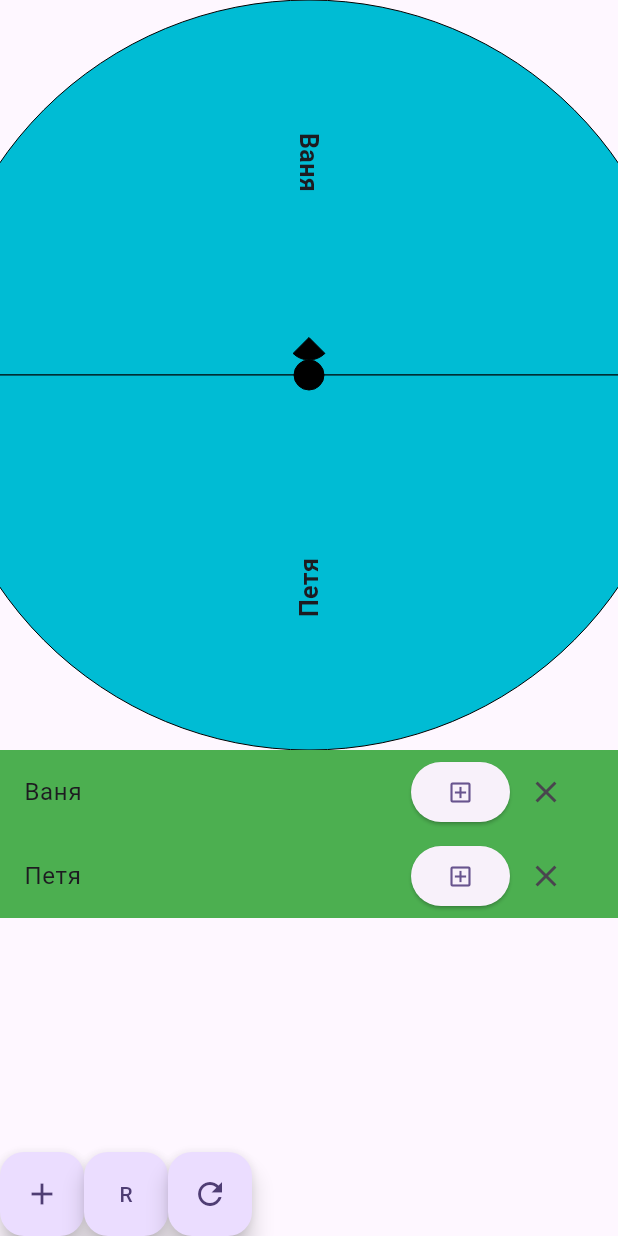
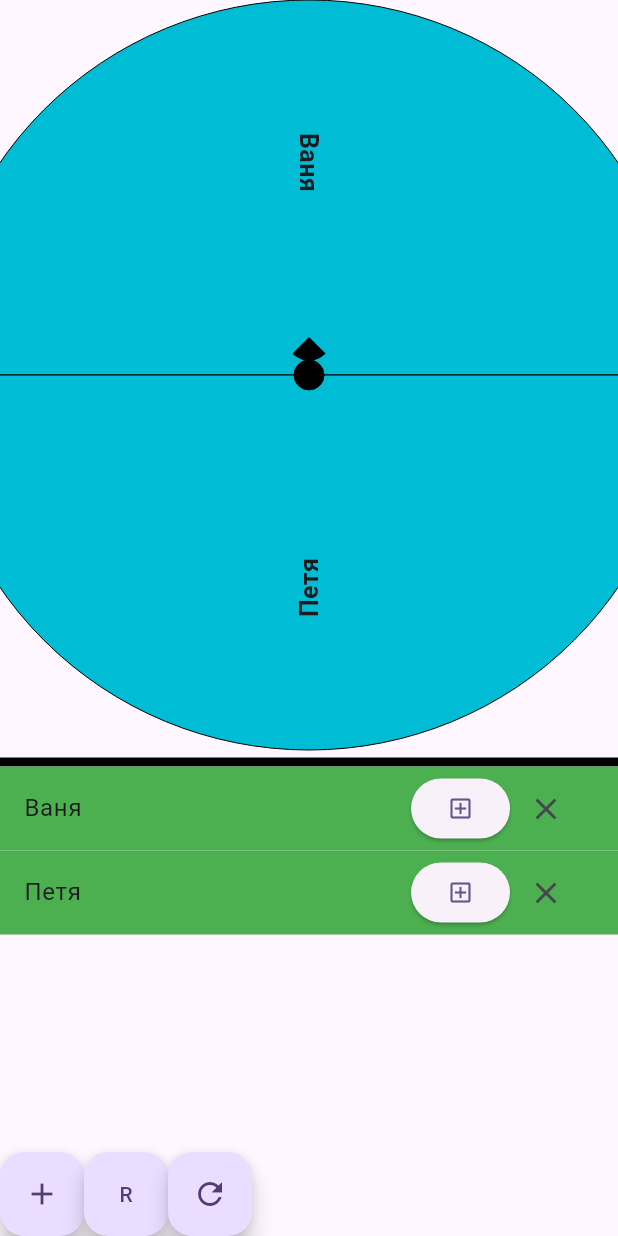
Before and after one commit to MrDalik/Flutter_DZ, a Flutter app: the screen it shows after launch, after a tap on the "close" icon, on a phone screen of 412 x 824 dp. Run offline on Flutter 3.47's test engine with Material 3 defaults, Android fonts, the light colour scheme and no system bars.

Commit message:
Появилось изменение Size при помощи чёрной линии (Но с багами)

```diff
--- a/wheel_of_fortune/lib/main.dart
+++ b/wheel_of_fortune/lib/main.dart
@@ -25,7 +25,7 @@ class MyApp extends StatelessWidget {
 
         return MaterialPageRoute(
           builder: (context) => RandomItemPage(
-            names_input: uri?.queryParametersAll['name'] ?? ['Влад','Ваня','Петя'],
+            namesInput: uri?.queryParametersAll['name'] ?? ['Влад','Ваня','Петя'],
           ),
         );
       },
--- a/wheel_of_fortune/lib/pages/random_item_page.dart
+++ b/wheel_of_fortune/lib/pages/random_item_page.dart
@@ -5,9 +5,9 @@ import 'package:flutter_dz/widget/circle.dart';
 import 'package:flutter_dz/widget/sector_painter.dart';
 
 class RandomItemPage extends StatefulWidget {
-  final List<String> names_input;
+  final List<String> namesInput;
 
-  const RandomItemPage({super.key, required this.names_input});
+  const RandomItemPage({super.key, required this.namesInput});
 
   @override
   State<RandomItemPage> createState() => _RandomItemPageState();
@@ -15,8 +15,8 @@ class RandomItemPage extends StatefulWidget {
 
 class _RandomItemPageState extends State<RandomItemPage>
     with SingleTickerProviderStateMixin {
-  int? randomindex;
-  Set<int> setnumbersdrawn = {};
+  int? randomIndex;
+  Set<int> setNumbersDrawn = {};
 
   List<String> names = [];
   late final AnimationController _animationController = AnimationController(
@@ -27,11 +27,11 @@ class _RandomItemPageState extends State<RandomItemPage>
   double lastRotationValue = 0;
   int _currentIndex = 0;
   int _previousIndex = 0;
-
+  double sizeTransformList = 500;
   @override
   void initState() {
     super.initState();
-    names.addAll(widget.names_input);
+    names.addAll(widget.namesInput);
 
     // нужно, чтобы вызвать setState
     _animationController.addListener(_onAnimationUpdate);
@@ -70,20 +70,20 @@ class _RandomItemPageState extends State<RandomItemPage>
   }
 
   void _delItem(int index) {
-    Set<int> _localSet={};
+    Set<int> localSet={};
     setState(() {
       names.removeAt(index);
-      setnumbersdrawn.remove(index);
-      for(final setIndex in setnumbersdrawn){
+      setNumbersDrawn.remove(index);
+      for(final setIndex in setNumbersDrawn){
         if (setIndex>index){
-          _localSet.add(setIndex-1);
+          localSet.add(setIndex-1);
         }
         else{
-          _localSet.add(setIndex);
+          localSet.add(setIndex);
         }
       }
-      setnumbersdrawn=_localSet;
-      debugPrint('set $setnumbersdrawn arr $names');
+      setNumbersDrawn=localSet;
+      debugPrint('set $setNumbersDrawn arr $names');
       _calculateDiffAngle(names.length + 1, names.length);
     });
   }
@@ -102,7 +102,7 @@ class _RandomItemPageState extends State<RandomItemPage>
   int _getNextIndex() {
     final unusedIndices = List.generate(names.length, (index) => index)
         .toSet()
-        .difference(setnumbersdrawn);
+        .difference(setNumbersDrawn);
     return unusedIndices.elementAt(Random().nextInt(unusedIndices.length));
   }
 
@@ -121,7 +121,7 @@ class _RandomItemPageState extends State<RandomItemPage>
 
   void _restart() {
     setState(() {
-      setnumbersdrawn.clear();
+      setNumbersDrawn.clear();
       turns = 0;
       lastRotationValue = 0;
       _currentIndex = 0;
@@ -132,20 +132,22 @@ class _RandomItemPageState extends State<RandomItemPage>
   Widget build(BuildContext context) {
     return Scaffold(
       body: Column(children: [
-        Stack(
+        ConstrainedBox(
+          constraints:  BoxConstraints(maxHeight: sizeTransformList,minHeight: sizeTransformList,maxWidth: sizeTransformList,minWidth: sizeTransformList),
+          child: Stack(
             alignment: Alignment.center,
             children: [
               Transform.rotate(
                 angle: lastRotationValue + _animationController.value * turns,
                 child: Circle(
                   names: names,
-                size: 500,
-                setindex: setnumbersdrawn,
+                  size: sizeTransformList,
+                  setindex: setNumbersDrawn,
                 ),
               ),
               CustomPaint(
                   painter: SectorPainter(
-                    color: Colors.black, radius: 10, angle: 2 * pi)),
+                      color: Colors.black, radius: sizeTransformList/50, angle: 2 * pi)),
               Column(
                 mainAxisSize: MainAxisSize.min,
                 children: [
@@ -153,22 +155,31 @@ class _RandomItemPageState extends State<RandomItemPage>
                     angle: pi,
                     child: CustomPaint(
                         painter: SectorPainter(
-                          color: Colors.black, radius: 15, angle: pi / 2)),
+                            color: Colors.black, radius: sizeTransformList/33, angle: pi / 2)),
                   ),
-                const SizedBox(
-                  height: 50,
+                  SizedBox(
+                    height: sizeTransformList/10,
                   ),
                 ],
               )
             ],
           ),
+        ),
+        const SizedBox(height: 5,),
+        GestureDetector(
+            onPanUpdate: (details) {setState(() {
+              sizeTransformList+=details.delta.dy;
+            });
+        debugPrint('details.globalPosition: ${details}');
+        },
+    child: Container(height: 6,color: Colors.black,)),
         Expanded(
           child: ListView.builder(
               itemBuilder: (BuildContext context, int index) {
                 return GestureDetector(
                     onTap: () => _changeItem(names[index], index),
                     child: Container(
-                      color: setnumbersdrawn.contains(index)
+                      color: setNumbersDrawn.contains(index)
                           ? Colors.blueGrey
                           : Colors.green,
                       child: ListTile(
@@ -181,10 +192,10 @@ class _RandomItemPageState extends State<RandomItemPage>
                             ElevatedButton(
                                 onPressed: () => setState(
                                       () {
-                                        if (setnumbersdrawn.contains(index)) {
-                                          setnumbersdrawn.remove(index);
+                                        if (setNumbersDrawn.contains(index)) {
+                                          setNumbersDrawn.remove(index);
                                         } else {
-                                          setnumbersdrawn.add(index);
+                                          setNumbersDrawn.add(index);
                                         }
                                       },
                                     ),
@@ -227,7 +238,7 @@ class _RandomItemPageState extends State<RandomItemPage>
   void _onAnimationStatusUpdate(AnimationStatus status) {
     if (status == AnimationStatus.completed) {
       setState(() {
-        setnumbersdrawn.add(_currentIndex);
+        setNumbersDrawn.add(_currentIndex);
       });
     }
   }
```
Lines whose indentation alone changed are shown as unchanged.
